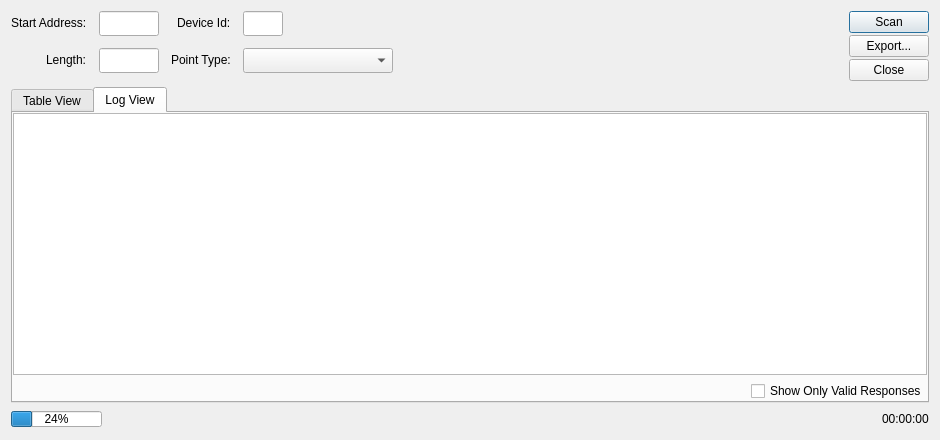
First picture: the form in omodscan/dialogs/dialogaddressscan.ui, repository sanny32/OpenModScan, before the edit.
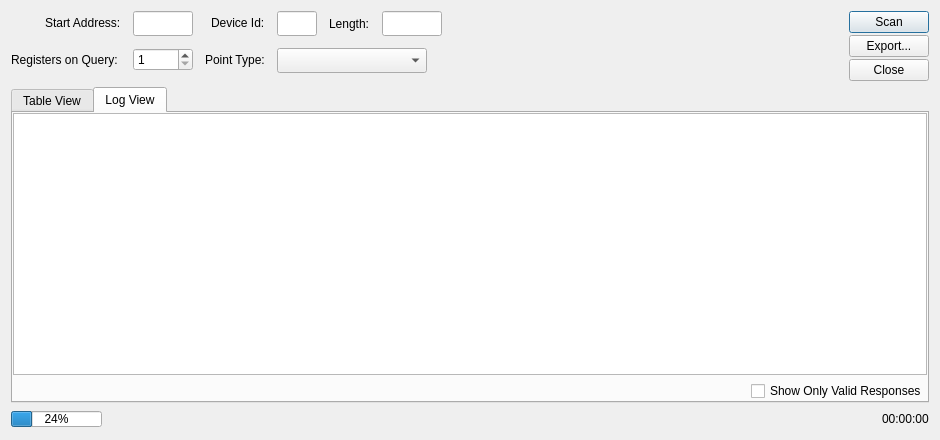
Second picture: the form after the edit. The open tabs and pages were chosen to show the change. Icons and pictures are not drawn. Custom widgets are drawn as their Qt base class.

Commit message: Added registers count on query in address scan

What changed in the file:
```diff
--- a/omodscan/dialogs/dialogaddressscan.ui
+++ b/omodscan/dialogs/dialogaddressscan.ui
@@ -57,32 +57,38 @@
          </property>
         </widget>
        </item>
-       <item row="3" column="1">
-        <widget class="NumericLineEdit" name="lineEditLength">
+       <item row="2" column="0">
+        <widget class="QLabel" name="labelRegsOnQuery">
+         <property name="sizePolicy">
+          <sizepolicy hsizetype="Fixed" vsizetype="Preferred">
+           <horstretch>0</horstretch>
+           <verstretch>0</verstretch>
+          </sizepolicy>
+         </property>
+         <property name="text">
+          <string>Registers on Query: </string>
+         </property>
+        </widget>
+       </item>
+       <item row="2" column="1">
+        <widget class="QSpinBox" name="spinBoxRegsOnQuery">
          <property name="sizePolicy">
           <sizepolicy hsizetype="Fixed" vsizetype="Fixed">
            <horstretch>0</horstretch>
            <verstretch>0</verstretch>
           </sizepolicy>
          </property>
-         <property name="minimumSize">
-          <size>
-           <width>0</width>
-           <height>25</height>
-          </size>
-         </property>
          <property name="maximumSize">
           <size>
            <width>60</width>
            <height>16777215</height>
           </size>
          </property>
-        </widget>
-       </item>
-       <item row="3" column="0">
-        <widget class="QLabel" name="labelLength">
-         <property name="text">
-          <string>Length:</string>
+         <property name="minimum">
+          <number>1</number>
+         </property>
+         <property name="maximum">
+          <number>125</number>
          </property>
         </widget>
        </item>
@@ -93,6 +99,13 @@
        <property name="labelAlignment">
         <set>Qt::AlignRight|Qt::AlignTrailing|Qt::AlignVCenter</set>
        </property>
+       <item row="0" column="0">
+        <widget class="QLabel" name="labelDeviceId">
+         <property name="text">
+          <string>Device Id:</string>
+         </property>
+        </widget>
+       </item>
        <item row="3" column="0">
         <widget class="QLabel" name="labelPoinType">
          <property name="text">
@@ -117,6 +130,8 @@
         </widget>
        </item>
        <item row="0" column="1">
+        <layout class="QHBoxLayout" name="horizontalLayout_6">
+         <item>
         <widget class="NumericLineEdit" name="lineEditSlaveAddress">
          <property name="sizePolicy">
           <sizepolicy hsizetype="Fixed" vsizetype="Fixed">
@@ -138,12 +153,49 @@
          </property>
         </widget>
        </item>
-       <item row="0" column="0">
-        <widget class="QLabel" name="labelDeviceId">
+         <item>
+          <widget class="QLabel" name="labelLength">
          <property name="text">
-          <string>Device Id:</string>
-         </property>
-        </widget>
+            <string>Length:</string>
+           </property>
+          </widget>
+         </item>
+         <item>
+          <widget class="NumericLineEdit" name="lineEditLength">
+           <property name="sizePolicy">
+            <sizepolicy hsizetype="Fixed" vsizetype="Fixed">
+             <horstretch>0</horstretch>
+             <verstretch>0</verstretch>
+            </sizepolicy>
+           </property>
+           <property name="minimumSize">
+            <size>
+             <width>0</width>
+             <height>25</height>
+            </size>
+           </property>
+           <property name="maximumSize">
+            <size>
+             <width>60</width>
+             <height>16777215</height>
+            </size>
+           </property>
+          </widget>
+         </item>
+         <item>
+          <spacer name="horizontalSpacer_4">
+           <property name="orientation">
+            <enum>Qt::Horizontal</enum>
+           </property>
+           <property name="sizeHint" stdset="0">
+            <size>
+             <width>40</width>
+             <height>20</height>
+            </size>
+           </property>
+          </spacer>
+         </item>
+        </layout>
        </item>
       </layout>
      </item>
@@ -205,7 +257,7 @@
       </sizepolicy>
      </property>
      <property name="currentIndex">
-      <number>0</number>
+      <number>1</number>
      </property>
      <widget class="QWidget" name="tabTableView">
       <attribute name="title">
@@ -285,6 +337,9 @@
          <property name="spacing">
           <number>2</number>
          </property>
+         <property name="wordWrap">
+          <bool>true</bool>
+         </property>
         </widget>
        </item>
        <item>
```
Left out of the diff: 18 changed lines with no effect on the pictures. Lines whose indentation alone changed are shown as unchanged. The commit also changes 2 other files.
